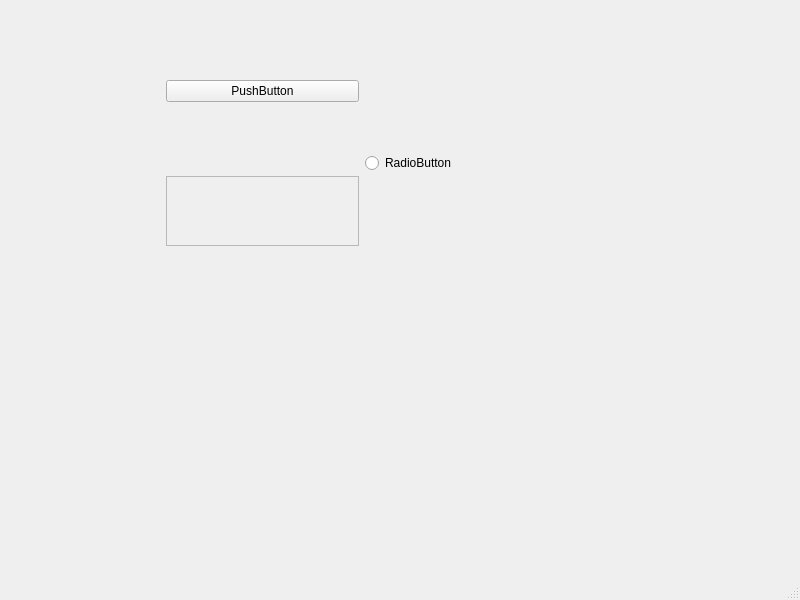
Above: ui/mainwindow.ui from Undefined443/qt-minimal before the change. Below: the same form after it.
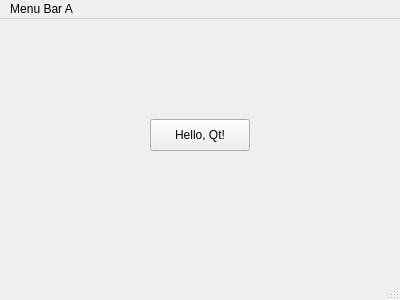
That is the form after the change.

The edit to the form file:
```diff
--- a/ui/mainwindow.ui
+++ b/ui/mainwindow.ui
@@ -6,67 +6,26 @@
    <rect>
     <x>0</x>
     <y>0</y>
-    <width>800</width>
-    <height>600</height>
+    <width>400</width>
+    <height>300</height>
    </rect>
   </property>
   <property name="windowTitle">
    <string>MainWindow</string>
   </property>
   <widget class="QWidget" name="centralwidget">
-   <widget class="QWidget" name="horizontalLayoutWidget">
+   <widget class="QPushButton" name="pushButton">
     <property name="geometry">
      <rect>
-      <x>160</x>
-      <y>80</y>
-      <width>296</width>
-      <height>166</height>
+      <x>150</x>
+      <y>100</y>
+      <width>100</width>
+      <height>32</height>
      </rect>
     </property>
-    <layout class="QHBoxLayout" name="horizontalLayout">
-     <item>
-      <layout class="QFormLayout" name="formLayout">
-       <item row="0" column="0">
-        <widget class="QTextEdit" name="textEdit"/>
-       </item>
-       <item row="0" column="1">
-        <widget class="QPushButton" name="pushButton">
-         <property name="text">
-          <string>PushButton</string>
-         </property>
-        </widget>
-       </item>
-       <item row="1" column="1">
-        <widget class="QScrollArea" name="scrollArea">
-         <property name="widgetResizable">
-          <bool>true</bool>
-         </property>
-         <widget class="QWidget" name="scrollAreaWidgetContents">
-          <property name="geometry">
-           <rect>
-            <x>0</x>
-            <y>0</y>
-            <width>172</width>
-            <height>72</height>
-           </rect>
-          </property>
-         </widget>
-        </widget>
-       </item>
-      </layout>
-     </item>
-     <item>
-      <layout class="QGridLayout" name="gridLayout">
-       <item row="0" column="0">
-        <widget class="QRadioButton" name="radioButton">
-         <property name="text">
-          <string>RadioButton</string>
-         </property>
-        </widget>
-       </item>
-      </layout>
-     </item>
-    </layout>
+    <property name="text">
+     <string>Hello, Qt!</string>
+    </property>
    </widget>
   </widget>
   <widget class="QMenuBar" name="menubar">
@@ -74,10 +33,17 @@
     <rect>
      <x>0</x>
      <y>0</y>
-     <width>800</width>
+     <width>400</width>
      <height>37</height>
     </rect>
    </property>
+   <widget class="QMenu" name="menuFirst_Qt_Application">
+    <property name="title">
+     <string>Menu Bar A</string>
+    </property>
+    <addaction name="actionDrop_List_1"/>
+   </widget>
+   <addaction name="menuFirst_Qt_Application"/>
   </widget>
   <widget class="QStatusBar" name="statusbar"/>
  </widget>
```
Left out of the diff: 7 changed lines with no effect on the pictures.
